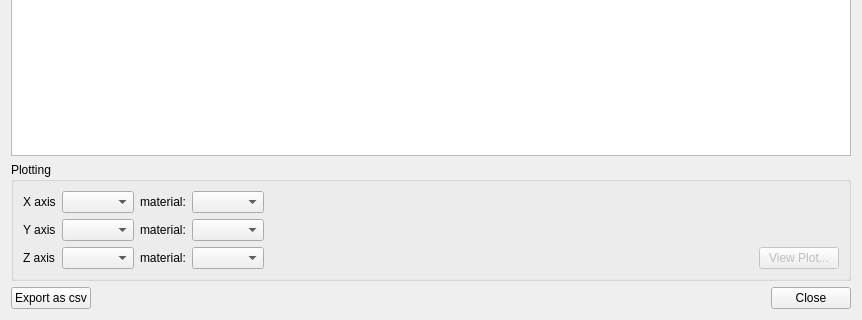
This is src/ui/results_dialog.ui in LLNL/RASE as Qt 5 draws it before an edit; both pictures show x 0 to 862 and y 162 to 482 of the 862 by 482 pixel window. The edited form follows.
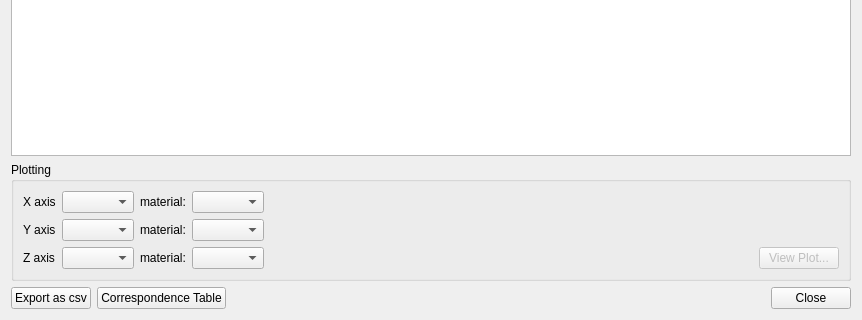
This is the edited form.

What changed in the file:
```diff
--- a/src/ui/results_dialog.ui
+++ b/src/ui/results_dialog.ui
@@ -13,8 +13,8 @@
   <property name="windowTitle">
    <string>View Results</string>
   </property>
-  <layout class="QVBoxLayout" name="verticalLayout">
-   <item>
+  <layout class="QGridLayout" name="gridLayout_2">
+   <item row="0" column="0">
     <widget class="QTableWidget" name="tblResults">
      <property name="editTriggers">
       <set>QAbstractItemView::NoEditTriggers</set>
@@ -142,7 +142,7 @@
      </layout>
     </widget>
    </item>
-   <item>
+   <item row="2" column="0">
     <layout class="QHBoxLayout" name="horizontalLayout">
      <item>
       <widget class="QPushButton" name="buttonExport">
@@ -151,6 +151,13 @@
        </property>
       </widget>
      </item>
+     <item>
+      <widget class="QPushButton" name="buttonCorrTable">
+       <property name="text">
+        <string>Correspondence Table</string>
+       </property>
+      </widget>
+     </item>
      <item>
       <spacer name="horizontalSpacer_3">
        <property name="orientation">
```
Left out of the diff: 2 changed lines with no effect on the pictures.
